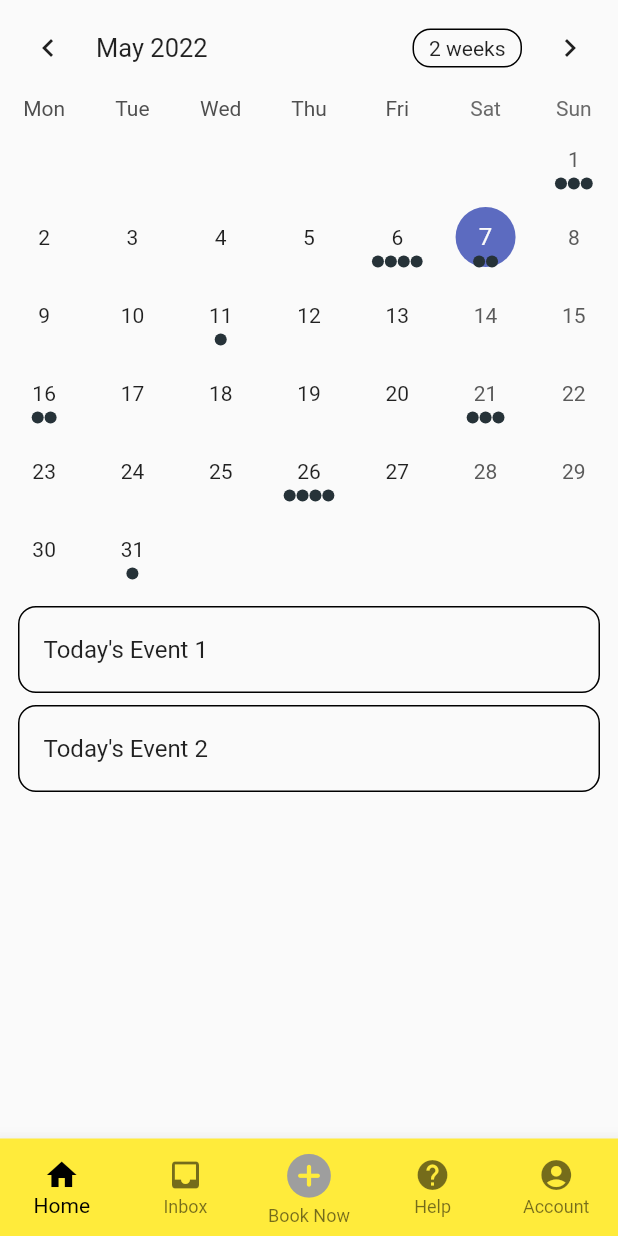
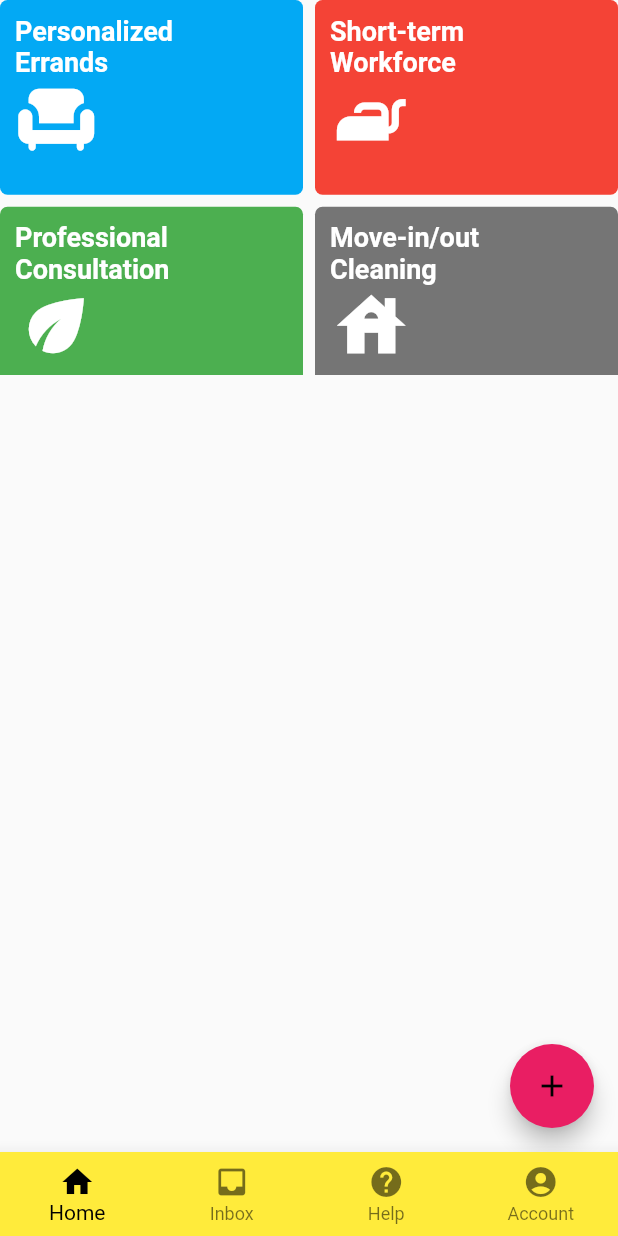
Before and after one commit to mosesmbadi/fika_app, a Flutter app: the MyHomePage screen opened directly, on a phone screen of 412 x 824 dp. Run offline on Flutter 3.47's test engine with Material 2 defaults, Android fonts, the phone set to English and light mode, and no system bars; drawn by our look-alikes of table_calendar; our stand-ins replace cloud_firestore, firebase_auth, firebase_core, google_sign_in, transparent_image; accounts and stored records are empty.

Commit message:
removed calender from homepage

```diff
--- a/lib/login/LoginPage.dart
+++ b/lib/login/LoginPage.dart
@@ -10,7 +10,7 @@ import '/login/smsPage.dart';
 import '/login/update_password.dart';
 import '/login/SignUpPage.dart';
 import '/main.dart';
-import '/screens/home_page.dart';
+import '../screens/navigation.dart';
 
 FirebaseAuth _authUser = FirebaseAuth.instance;
 
--- a/lib/login/verifySmsCode.dart
+++ b/lib/login/verifySmsCode.dart
@@ -1,7 +1,7 @@
 import 'package:firebase_auth/firebase_auth.dart';
 import 'package:flutter/cupertino.dart';
 import 'package:flutter/material.dart';
-import '/screens/home_page.dart';
+import '../screens/navigation.dart';
 import '/main.dart';
 
 FirebaseAuth _authUser = FirebaseAuth.instance;
--- a/lib/main.dart
+++ b/lib/main.dart
@@ -1,6 +1,6 @@
 import 'package:fika_app/screens/addErrand.dart';
 import 'package:flutter/material.dart';
-import 'package:fika_app/screens/home_page.dart';
+import 'package:fika_app/screens/navigation.dart';
 import 'package:fika_app/login/SignUpPage.dart';
 import 'package:fika_app/splash_screen.dart';
 import 'package:fika_app/screens/addErrand.dart';
@@ -26,8 +26,8 @@ class MyApp extends StatelessWidget {
       theme: ThemeData(
         primarySwatch: Colors.orange,
       ),
-      //home: const SignUpPage(),
-      home: const addErrands(),
+      home: const SignUpPage(),
+      //home: const addErrands(),
     );
   }
 }
--- a/lib/screens/events_example.dart
+++ /dev/null
@@ -1,152 +0,0 @@
-// Copyright 2019 Aleksander Woźniak
-// SPDX-License-Identifier: Apache-2.0
-
-import 'package:flutter/material.dart';
-import 'package:table_calendar/table_calendar.dart';
-
-import '../utils.dart';
-
-class TableEventsExample extends StatefulWidget {
-  const TableEventsExample({Key? key}) : super(key: key);
-
-  @override
-  _TableEventsExampleState createState() => _TableEventsExampleState();
-}
-
-class _TableEventsExampleState extends State<TableEventsExample> {
-  late final ValueNotifier<List<Event>> _selectedEvents;
-  CalendarFormat _calendarFormat = CalendarFormat.month;
-  RangeSelectionMode _rangeSelectionMode = RangeSelectionMode
-      .toggledOff; // Can be toggled on/off by longpressing a date
-  DateTime _focusedDay = DateTime.now();
-  DateTime? _selectedDay;
-  DateTime? _rangeStart;
-  DateTime? _rangeEnd;
-
-  @override
-  void initState() {
-    super.initState();
-
-    _selectedDay = _focusedDay;
-    _selectedEvents = ValueNotifier(_getEventsForDay(_selectedDay!));
-  }
-
-  @override
-  void dispose() {
-    _selectedEvents.dispose();
-    super.dispose();
-  }
-
-  List<Event> _getEventsForDay(DateTime day) {
-    // Implementation example
-    return kEvents[day] ?? [];
-  }
-
-  List<Event> _getEventsForRange(DateTime start, DateTime end) {
-    // Implementation example
-    final days = daysInRange(start, end);
-
-    return [
-      for (final d in days) ..._getEventsForDay(d),
-    ];
-  }
-
-  void _onDaySelected(DateTime selectedDay, DateTime focusedDay) {
-    if (!isSameDay(_selectedDay, selectedDay)) {
-      setState(() {
-        _selectedDay = selectedDay;
-        _focusedDay = focusedDay;
-        _rangeStart = null; // Important to clean those
-        _rangeEnd = null;
-        _rangeSelectionMode = RangeSelectionMode.toggledOff;
-      });
-
-      _selectedEvents.value = _getEventsForDay(selectedDay);
-    }
-  }
-
-  void _onRangeSelected(DateTime? start, DateTime? end, DateTime focusedDay) {
-    setState(() {
-      _selectedDay = null;
-      _focusedDay = focusedDay;
-      _rangeStart = start;
-      _rangeEnd = end;
-      _rangeSelectionMode = RangeSelectionMode.toggledOn;
-    });
-
-    // `start` or `end` could be null
-    if (start != null && end != null) {
-      _selectedEvents.value = _getEventsForRange(start, end);
-    } else if (start != null) {
-      _selectedEvents.value = _getEventsForDay(start);
-    } else if (end != null) {
-      _selectedEvents.value = _getEventsForDay(end);
-    }
-  }
-
-  @override
-  Widget build(BuildContext context) {
-    return Scaffold(
-
-      body: Column(
-        children: [
-          TableCalendar<Event>(
-            firstDay: kFirstDay,
-            lastDay: kLastDay,
-            focusedDay: _focusedDay,
-            selectedDayPredicate: (day) => isSameDay(_selectedDay, day),
-            rangeStartDay: _rangeStart,
-            rangeEndDay: _rangeEnd,
-            calendarFormat: _calendarFormat,
-            rangeSelectionMode: _rangeSelectionMode,
-            eventLoader: _getEventsForDay,
-            startingDayOfWeek: StartingDayOfWeek.monday,
-            calendarStyle: CalendarStyle(
-              // Use `CalendarStyle` to customize the UI
-              outsideDaysVisible: false,
-            ),
-            onDaySelected: _onDaySelected,
-            onRangeSelected: _onRangeSelected,
-            onFormatChanged: (format) {
-              if (_calendarFormat != format) {
-                setState(() {
-                  _calendarFormat = format;
-                });
-              }
-            },
-            onPageChanged: (focusedDay) {
-              _focusedDay = focusedDay;
-            },
-          ),
-          const SizedBox(height: 8.0),
-          Expanded(
-            child: ValueListenableBuilder<List<Event>>(
-              valueListenable: _selectedEvents,
-              builder: (context, value, _) {
-                return ListView.builder(
-                  itemCount: value.length,
-                  itemBuilder: (context, index) {
-                    return Container(
-                      margin: const EdgeInsets.symmetric(
-                        horizontal: 12.0,
-                        vertical: 4.0,
-                      ),
-                      decoration: BoxDecoration(
-                        border: Border.all(),
-                        borderRadius: BorderRadius.circular(12.0),
-                      ),
-                      child: ListTile(
-                        onTap: () => print('${value[index]}'),
-                        title: Text('${value[index]}'),
-                      ),
-                    );
-                  },
-                );
-              },
-            ),
-          ),
-        ],
-      ),
-    );
-  }
-}
--- /dev/null
+++ b/lib/screens/home.dart
@@ -0,0 +1,182 @@
+import 'package:flutter/material.dart';
+import 'package:table_calendar/table_calendar.dart';
+import '/screens/addErrand.dart';
+import '../utils.dart';
+import 'package:firebase_core/firebase_core.dart';
+import 'package:cloud_firestore/cloud_firestore.dart';
+
+class home extends StatefulWidget {
+  const home({Key? key}) : super(key: key);
+
+  @override
+  _homeState createState() => _homeState();
+}
+
+class _homeState extends State<home> {
+  final CollectionReference _errandss =
+      FirebaseFirestore.instance.collection('errands');
+
+  @override
+  Widget build(BuildContext context) {
+    return Scaffold(
+// Todo, change this button to extended one with 'Errands' label
+      floatingActionButton: FloatingActionButton(
+        onPressed: () {
+          Navigator.push(
+              context, MaterialPageRoute(builder: (context) => addErrands()));
+        },
+        child: Icon(Icons.add),
+        backgroundColor: Colors.pink,
+      ),
+
+      body: Column(
+        children: [
+          SizedBox(
+            height: 250,
+            child: GridView.count(
+              childAspectRatio: 14 / 9,
+              crossAxisSpacing: 8,
+              mainAxisSpacing: 8,
+              crossAxisCount: 2,
+              children: [
+                Container(
+                  padding: EdgeInsets.all(10),
+                  height: 100,
+                  width: MediaQuery.of(context).size.width * 0.5,
+                  decoration: BoxDecoration(
+                      color: Colors.lightBlue,
+                      borderRadius: BorderRadius.circular(5)),
+                  child: Column(
+                    crossAxisAlignment: CrossAxisAlignment.start,
+                    children: [
+                      Text("Personalized\nErrands",
+                          style: TextStyle(
+                              fontSize: 18,
+                              fontWeight: FontWeight.bold,
+                              color: Colors.white)),
+                      Icon(
+                        Icons.chair,
+                        size: 55,
+                        color: Colors.white,
+                      )
+                    ],
+                  ),
+                ),
+                Container(
+                  padding: EdgeInsets.all(10),
+                  height: 100,
+                  width: MediaQuery.of(context).size.width * 0.5,
+                  decoration: BoxDecoration(
+                      color: Colors.red,
+                      borderRadius: BorderRadius.circular(5)),
+                  child: Column(
+                    crossAxisAlignment: CrossAxisAlignment.start,
+                    children: [
+                      Text("Short-term\nWorkforce",
+                          style: TextStyle(
+                              fontSize: 18,
+                              fontWeight: FontWeight.bold,
+                              color: Colors.white)),
+                      Icon(
+                        Icons.iron,
+                        size: 55,
+                        color: Colors.white,
+                      )
+                    ],
+                  ),
+                ),
+                Container(
+                  padding: EdgeInsets.all(10),
+                  height: 100,
+                  width: MediaQuery.of(context).size.width * 0.5,
+                  decoration: BoxDecoration(
+                      color: Colors.green,
+                      borderRadius: BorderRadius.circular(5)),
+                  child: Column(
+                    crossAxisAlignment: CrossAxisAlignment.start,
+                    children: [
+                      Text("Professional\nConsultation",
+                          style: TextStyle(
+                              fontSize: 18,
+                              fontWeight: FontWeight.bold,
+                              color: Colors.white)),
+                      Icon(
+                        Icons.eco,
+                        size: 55,
+                        color: Colors.white,
+                      )
+                    ],
+                  ),
+                ),
+                Container(
+                  padding: EdgeInsets.all(10),
+                  height: 100,
+                  width: MediaQuery.of(context).size.width * 0.5,
+                  decoration: BoxDecoration(
+                      color: Colors.grey[600],
+                      borderRadius: BorderRadius.circular(5)),
+                  child: Column(
+                    crossAxisAlignment: CrossAxisAlignment.start,
+                    children: [
+                      Text("Move-in/out\nCleaning",
+                          style: TextStyle(
+                              fontSize: 18,
+                              fontWeight: FontWeight.bold,
+                              color: Colors.white)),
+                      Icon(
+                        Icons.house,
+                        size: 55,
+                        color: Colors.white,
+                      )
+                    ],
+                  ),
+                ),
+              ],
+            ),
+          ),
+
+          //displays data from cloud firestore
+          StreamBuilder(
+            stream: _errandss.snapshots(),
+            builder: (context, AsyncSnapshot<QuerySnapshot> streamSnapshot) {
+              if (streamSnapshot.hasData) {
+                return Expanded(
+                  child: ListView.builder(
+                    itemCount: streamSnapshot.data!.docs.length,
+                    itemBuilder: (context, index) {
+                      final DocumentSnapshot documentSnapshot =
+                          streamSnapshot.data!.docs[index];
+                      return Card(
+                        margin: const EdgeInsets.all(10),
+                        child: ListTile(
+                          title: Text(documentSnapshot['title']),
+                          subtitle: Text(documentSnapshot['description']),
+                          trailing: SizedBox(
+                            width: 100,
+                            child: Row(children: []),
+                          ),
+                        ),
+                      );
+                    },
+                  ),
+                );
+              }
+
+              return const Center(
+                child: CircularProgressIndicator(),
+              );
+            },
+          ),
+        ],
+      ),
+    );
+  }
+}
+
+Future<void> _createOrUpdate([DocumentSnapshot? documentSnapshot]) async {
+  String action = 'create';
+  if (documentSnapshot != null) {}
+}
+
+final CollectionReference _errandss =
+    FirebaseFirestore.instance.collection('errands');
--- a/lib/screens/home_page.dart
+++ b/lib/screens/navigation.dart
@@ -1,7 +1,7 @@
 import 'package:flutter/material.dart';
 import 'package:fika_app/screens/account_page.dart';
 import 'package:fika_app/screens/book_page.dart';
-import 'package:fika_app/screens/events_example.dart';
+import 'package:fika_app/screens/home.dart';
 import 'package:fika_app/screens/help_page.dart';
 import 'package:fika_app/screens/inbox_page.dart';
 import 'package:fika_app/widgets/calendar.dart';
@@ -21,7 +21,7 @@ class _MyHomePageState extends State<MyHomePage> {
   static const List<Widget> _widgetOptions = <Widget>[
     Calendar(),
     InboxPage(),
-    BookingPage(),
+    //BookingPage(),
     HelpPage(),
     AccountPage(),
   ];
@@ -35,13 +35,13 @@ class _MyHomePageState extends State<MyHomePage> {
   final items = [
     const BottomNavigationBarItem(icon: Icon(Icons.home), label: "Home"),
     const BottomNavigationBarItem(icon: Icon(Icons.inbox), label: "Inbox"),
-    const BottomNavigationBarItem(
+    /*const BottomNavigationBarItem(
         icon: Icon(
           Icons.add_circle_rounded,
           color: Colors.grey,
           size: 35,
         ),
-        label: "Book Now"),
+        label: "Book Now"),*/
     const BottomNavigationBarItem(icon: Icon(Icons.help), label: "Help"),
     const BottomNavigationBarItem(
         icon: Icon(Icons.account_circle), label: "Account"),
--- a/lib/splash_screen.dart
+++ b/lib/splash_screen.dart
@@ -2,7 +2,7 @@ import 'dart:async';
 
 // import 'package:animated_text_kit/animated_text_kit.dart';
 import 'package:flutter/material.dart';
-import 'package:fika_app/screens/home_page.dart';
+import 'package:fika_app/screens/navigation.dart';
 import 'package:transparent_image/transparent_image.dart';
 
 // import 'package:kptm_social_media_app/screens/login_screen.dart';
--- a/lib/widgets/calendar.dart
+++ b/lib/widgets/calendar.dart
@@ -1,5 +1,5 @@
 import 'package:flutter/material.dart';
-import 'package:fika_app/screens/events_example.dart';
+import 'package:fika_app/screens/home.dart';
 
 class Calendar extends StatelessWidget {
   const Calendar({
@@ -11,6 +11,6 @@ class Calendar extends StatelessWidget {
     return SizedBox(
         height: MediaQuery.of(context).size.height,
         width: MediaQuery.of(context).size.width,
-        child: const TableEventsExample());
+        child: const home());
   }
 }
```
Also changed, not shown: lib/screens/addErrand.dart (+8 -9 lines).
